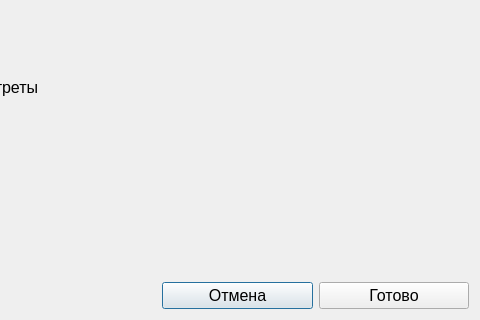
Before: the Qt Designer form clusterizewindow.ui in layxproud/FileManagerVega, drawn with Qt 5; both pictures show x 163 to 643 and y 145 to 465 of the 643 by 465 pixel window.
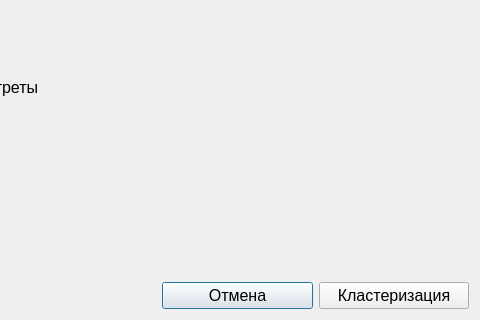
After: the same form once the commit is applied.

The edit to the form file:
```diff
--- a/clusterizewindow.ui
+++ b/clusterizewindow.ui
@@ -195,7 +195,7 @@
          <item>
           <widget class="QPushButton" name="applyButton">
            <property name="text">
-            <string>Готово</string>
+            <string>Кластеризация</string>
            </property>
           </widget>
          </item>
```
Left out of the diff: 2 changed lines with no effect on the pictures.
